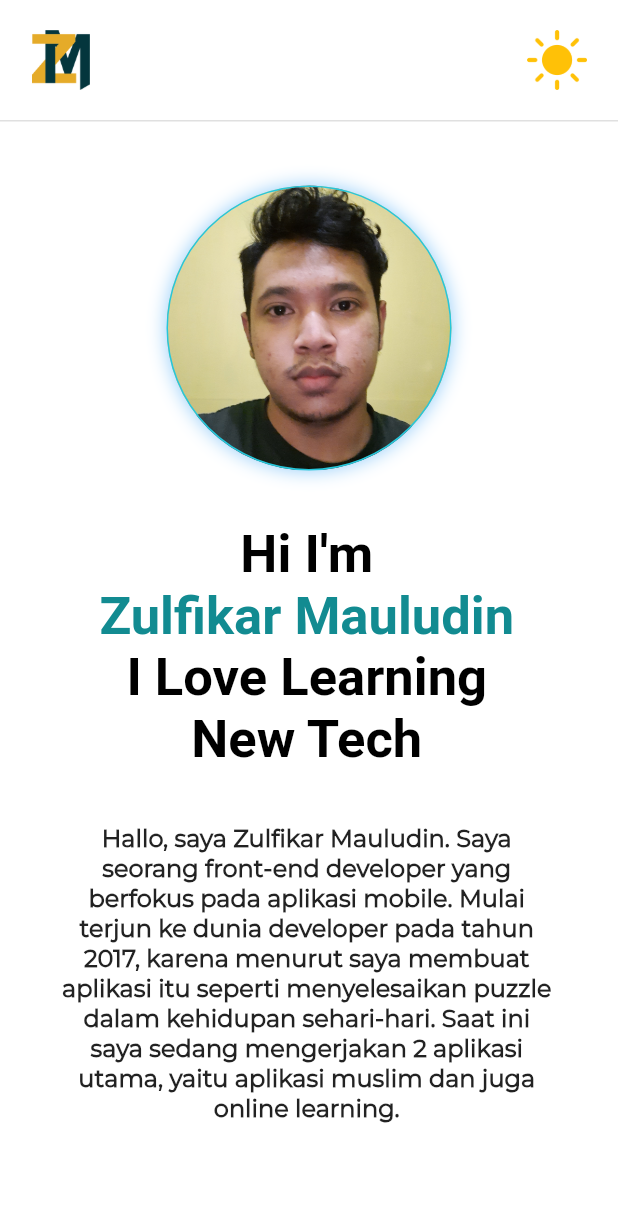
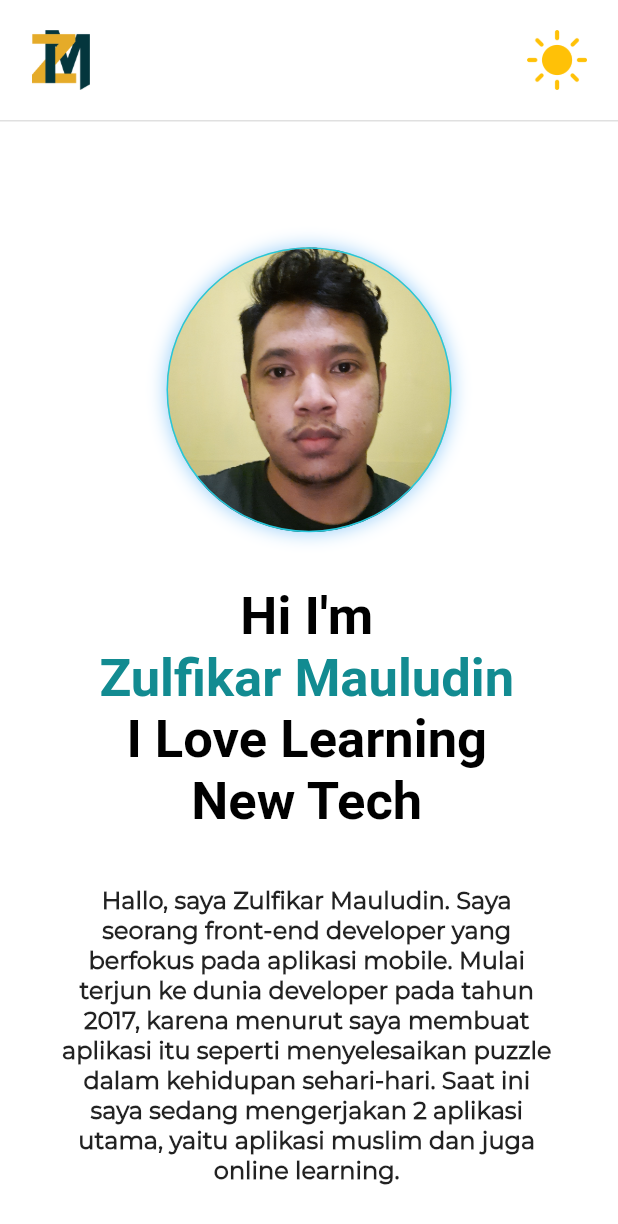
Before and after one commit to zuludin04/portfolio, a Flutter app: the screen it shows after launch, on a phone screen of 412 x 824 dp. Shown: the top 1224 px of the screen. Run offline on Flutter 3.47's test engine with Material 2 defaults, Android fonts, the phone set to English and light mode, and no system bars; drawn by our look-alikes of animated_background; our stand-ins replace dio, flutter_svg, get, sliver_tools; missing offline and left inert: dart:html.

Commit message:
fix spacing

```diff
--- a/lib/ui/dashboard_screen.dart
+++ b/lib/ui/dashboard_screen.dart
@@ -77,7 +77,7 @@ class _DashboardScreenState extends State<DashboardScreen>
                       controller: controller,
                     ),
                     Padding(
-                      padding: EdgeInsets.only(top: size.height * 0.15),
+                      padding: EdgeInsets.only(top: size.height * 0.2),
                       child: Column(
                         children: [
                           const ProfileImage(),
@@ -130,7 +130,7 @@ class _DashboardScreenState extends State<DashboardScreen>
                               ),
                             ),
                           ),
-                          const SizedBox(height: 180),
+                          SizedBox(height: size.height * 0.2),
                         ],
                       ),
                     ),
```
